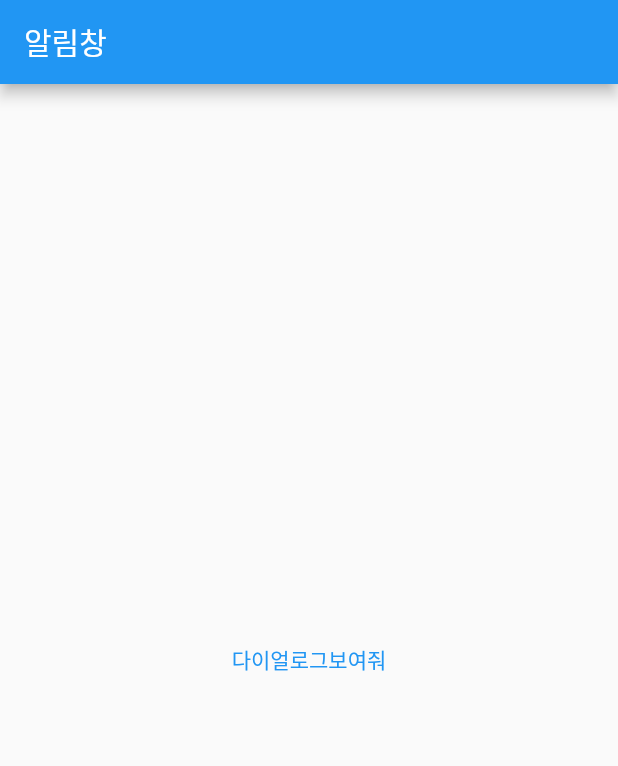
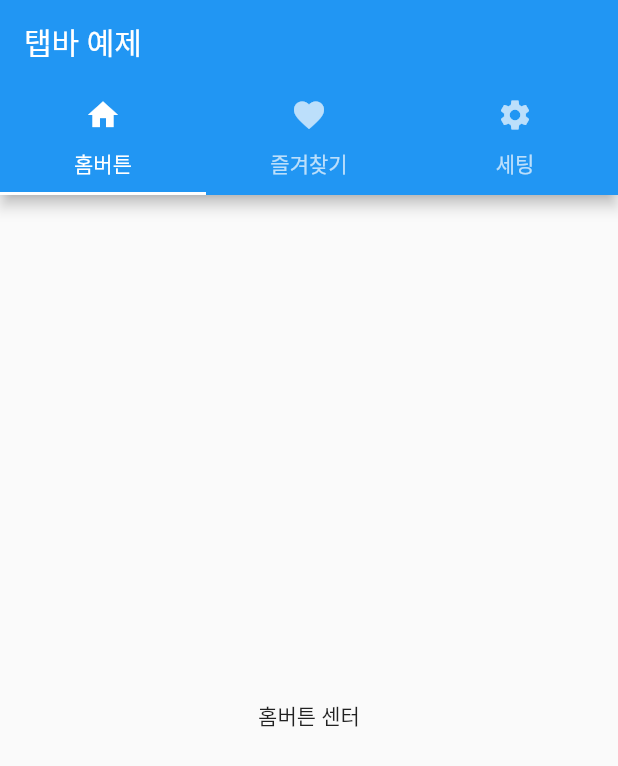
Before and after one commit to stufit/first_inflearn_flutter, a Flutter app: the screen it shows after launch, on a phone screen of 412 x 824 dp. Shown: the top 766 px of the screen. Run offline on Flutter 3.47's test engine with Material 2 defaults, Android fonts, the phone set to English and light mode, and no system bars.

Commit message:
BottomSheet, TabBar 위젯

```diff
--- a/lib/main.dart
+++ b/lib/main.dart
@@ -4,53 +4,122 @@ void main() {
   runApp(MyApp());
 }
 
-class MyApp extends StatelessWidget {
+class MyApp extends StatefulWidget {
   const MyApp({super.key});
+
+  @override
+  State<MyApp> createState() => _MyAppState();
+}
+
+class _MyAppState extends State<MyApp> with SingleTickerProviderStateMixin {
+  late TabController _tabController;
+
+  @override
+  void initState() {
+    super.initState();
+    _tabController = TabController(length: 3, vsync: this);
+  }
+
+  @override
+  void dispose() {
+    _tabController.dispose();
+    super.dispose();
+  }
 
   @override
   Widget build(BuildContext context) {
     return MaterialApp(
+      title: "크롬탭에 뜨는 이름",
       home: Scaffold(
-        appBar: AppBar(title: Text("알림창")),
-        body: Center(
-          child: DialogExample(),
+        appBar: AppBar(
+          title: Text("탭바 예제"),
+          bottom: TabBar(
+            controller: _tabController,
+            tabs: [
+              Tab(icon: Icon(Icons.home), text: "홈버튼"),
+              Tab(icon: Icon(Icons.favorite), text: "즐겨찾기"),
+              Tab(icon: Icon(Icons.settings), text: "세팅"),
+            ],
+          ),
+        ),
+        body: TabBarView(
+          controller: _tabController,
+          children: [
+            Center(child: Text("홈버튼 센터")),
+            Center(child: Text("즐겨찾기 센터")),
+            Center(child: Text("세팅 센터")),
+          ],
         ),
       ),
     );
   }
 }
 
-class DialogExample extends StatelessWidget {
-  const DialogExample({super.key});
+/*
+// BottomSheet
+void main() {
+  runApp(BottomSheetApp());
+}
+
+class BottomSheetApp extends StatelessWidget {
+  const BottomSheetApp({super.key});
 
   @override
   Widget build(BuildContext context) {
-    return TextButton(
-      onPressed: () => showDialog(
-          context: context,
-          barrierDismissible: false, // true : 팝업 떳을 때 다른 곳 누르면 나가짐
-          builder: (BuildContext context) => AlertDialog(
-                title: Text('다이얼로그 타이틀'),
-                content: Text('다이얼로그 설명'),
-            backgroundColor: Colors.amber[100],
-            elevation: 100, // 화면에서 띄어진 정도
-            shape: RoundedRectangleBorder(
-              borderRadius: BorderRadius.circular(8)
-            ),
-            contentPadding: EdgeInsets.all(12), // 팝업내용 위치
-            actionsPadding: EdgeInsets.all(8), // 팝업 크기
-            titlePadding: EdgeInsets.all(12), // 팝업 제목 위치
-            buttonPadding: EdgeInsets.all(0),
-            actions: [
-              TextButton(
-                  onPressed: ()=>Navigator.of(context).pop(), // 전화면으로 돌아감,
-                  child: Text('취소')),
-              TextButton(
-                  onPressed: ()=>Navigator.of(context).pop(), // 전화면으로 돌아감
-                  child: Text('확인')),
-            ],
-              )),
-      child: Text("다이얼로그보여줘"),
+    return MaterialApp(
+      home: Scaffold(
+        appBar: AppBar(
+          title: Text("bottom sheet 예제"),
+        ),
+        body: BottomSheetExample(),
+      ),
     );
   }
 }
+
+class BottomSheetExample extends StatelessWidget {
+  const BottomSheetExample({super.key});
+
+  @override
+  Widget build(BuildContext context) {
+    return Center(
+      child: ElevatedButton(
+        child: Text('showModalBottomSheet'),
+        onPressed: () {
+          showModalBottomSheet( // showBottomSheet는 다른 곳 눌러도 창이 안사라짐
+            context: context,
+            builder: (BuildContext context) {
+              return Container(
+                color: Colors.amber,
+                child: Column(
+                  mainAxisSize: MainAxisSize.min, // 위로 올라오는 사이즈를 조절
+                  children: [
+                    ListTile(
+                      leading: Icon(Icons.add),
+                      title: Text("추가"),
+                      onTap: () {
+                        Navigator.of(context).pop();
+                      },
+
+                    ),
+                    ListTile(
+                      leading: Icon(Icons.remove),
+                      title: Text("삭제"),
+                      onTap: () {
+                        Navigator.of(context).pop();
+                      },
+
+                    )
+                  ],
+                ),
+              );
+            },
+          );
+        },
+      ),
+    );
+  }
+}
+
+
+ */
```
